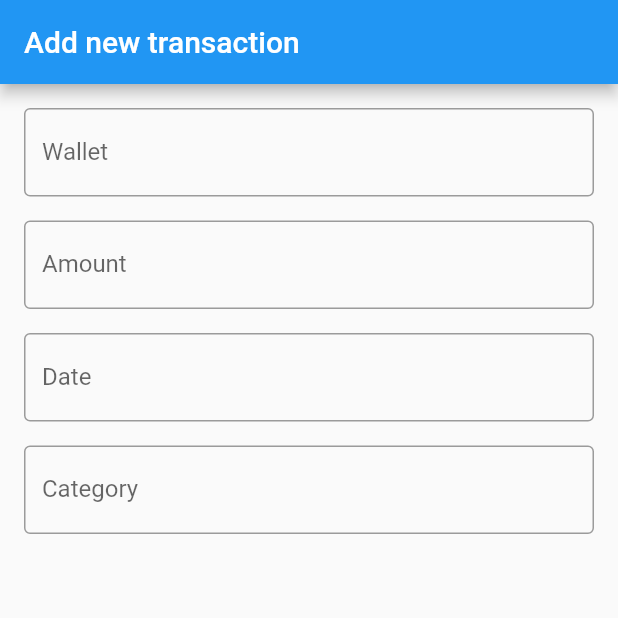
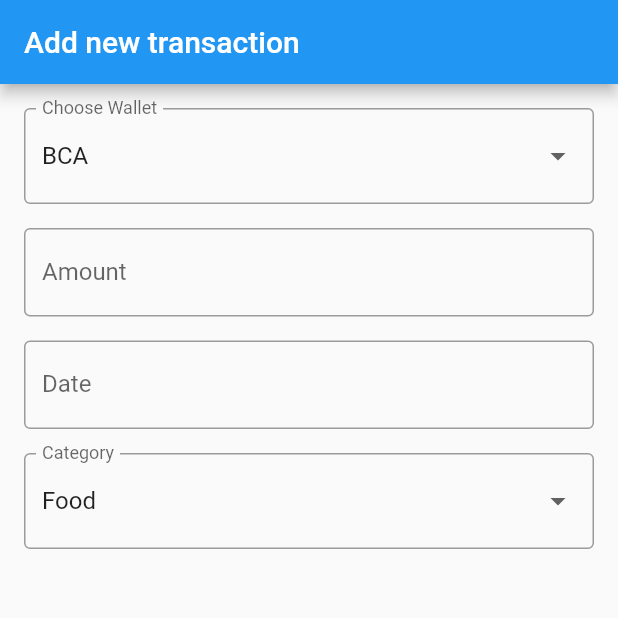
Before and after one commit to muhfaris/moneytracker, a Flutter app: the screen it shows after launch, after a tap on the "add" icon, on a phone screen of 412 x 824 dp, the top half of it. Run offline on Flutter 3.47's test engine with Material 2 defaults, Android fonts, the phone set to English and light mode, and no system bars.

Commit message:
feat: add currency format and dropdown menu (wallet/category)

```diff
--- a/lib/new_transaction.dart
+++ b/lib/new_transaction.dart
@@ -1,5 +1,7 @@
+import 'package:flutter/services.dart';
 import 'package:intl/intl.dart';
 import 'package:flutter/material.dart';
+import 'package:moneytracker/custom/currency.dart';
 
 class AddTransaction extends StatefulWidget {
   const AddTransaction({Key? key}) : super(key: key);
@@ -11,11 +13,15 @@ class AddTransaction extends StatefulWidget {
 class _AddTransactionState extends State<AddTransaction> {
   final _keyForm = GlobalKey<FormState>();
   final _amount = TextEditingController();
+  final _currencyFormat = NumberFormat("#,##0", "id");
+
+  String? _selectedWallet = "bca";
+  String? _selectedCategory = "food";
 
   DateTime _now = DateTime.now();
 
-  Future<Null> _selecDate(BuildContext context) async {
-    DateTime? _datePicker = await showDatePicker(
+  Future<Null> _selectDate(BuildContext context) async {
+    final _datePicker = await showDatePicker(
         context: context,
         initialDate: _now,
         firstDate: DateTime(2000),
@@ -52,16 +58,39 @@ class _AddTransactionState extends State<AddTransaction> {
     ));
   }
 
-  Widget buildWalletTyte() => TextFormField(
-        decoration:
-            InputDecoration(labelText: 'Wallet', border: OutlineInputBorder()),
-      );
+  List<DropdownMenuItem<String>> get walletItems {
+    List<DropdownMenuItem<String>> menuItems = [
+      DropdownMenuItem(child: Text("BCA"), value: "bca"),
+      DropdownMenuItem(child: Text("Gopay"), value: "gopay"),
+    ];
+    return menuItems;
+  }
+
+  Widget buildWalletTyte() => DropdownButtonFormField(
+      decoration: InputDecoration(
+        labelText: 'Choose Wallet',
+        border: OutlineInputBorder(),
+      ),
+      value: _selectedWallet,
+      onChanged: (String? newValue) {
+        setState(() {
+          _selectedWallet = newValue;
+        });
+      },
+      items: walletItems);
 
   Widget buildAmount() => TextFormField(
         controller: _amount,
         decoration:
-            InputDecoration(labelText: 'Amount', border: OutlineInputBorder()),
-        keyboardType: TextInputType.number,
+            InputDecoration(
+                prefixText: "Rp ",
+                labelText: 'Amount',
+                border: OutlineInputBorder()),
+        inputFormatters: [
+          FilteringTextInputFormatter.digitsOnly,
+          CurrencyFormat()
+        ],
+        keyboardType: TextInputType.numberWithOptions(decimal: true),
         validator: (value) {
           if (value.toString() == "0") {
             return 'Your amount is empty';
@@ -76,12 +105,27 @@ class _AddTransactionState extends State<AddTransaction> {
             border: OutlineInputBorder()),
         readOnly: true,
         onTap: () {
-            _selecDate(context);
+          FocusScope.of(context).requestFocus(new FocusNode());
+          _selectDate(context);
         },
       );
 
-  Widget buildCategory() => TextFormField(
-        decoration: InputDecoration(
-            labelText: 'Category', border: OutlineInputBorder()),
-      );
+  List<DropdownMenuItem<String>> get categoryItems {
+    List<DropdownMenuItem<String>> menuItems = [
+      DropdownMenuItem(child: Text("Food"), value: "food"),
+      DropdownMenuItem(child: Text("Home"), value: "home"),
+    ];
+    return menuItems;
+  }
+
+  Widget buildCategory() => DropdownButtonFormField(
+      decoration:
+          InputDecoration(labelText: 'Category', border: OutlineInputBorder()),
+      value: _selectedCategory,
+      onChanged: (String? newValue) {
+        setState(() {
+          _selectedCategory = newValue;
+        });
+      },
+      items: categoryItems);
 }
```
Also changed, not shown: lib/custom/currency.dart (added, +23 -0 lines).
